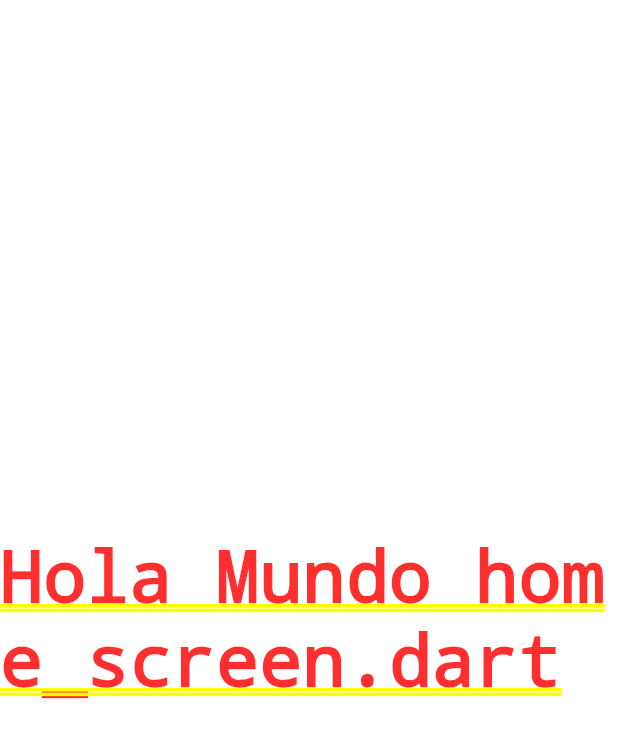
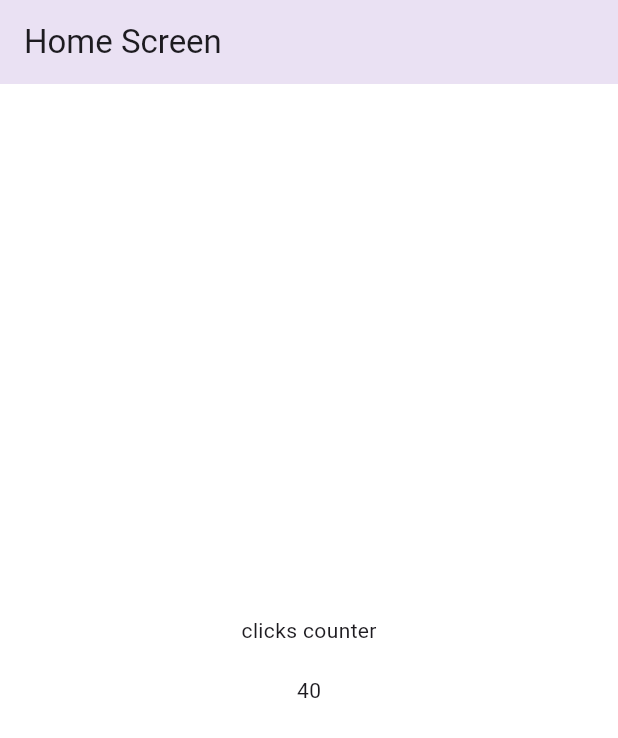
Before and after one commit to diagomezpa/Flutter-Seccion5-Contador, a Flutter app: the screen it shows after launch, on a phone screen of 412 x 824 dp. Shown: the top 738 px of the screen. Run offline on Flutter 3.47's test engine with Material 3 defaults, Android fonts, the phone set to English and light mode, and no system bars.

Commit message:
seccion 5 video 51 mainAxisAlignment y columnas

```diff
--- a/lib/screens/home_screen.dart
+++ b/lib/screens/home_screen.dart
@@ -7,6 +7,33 @@ class HomeScreen extends StatelessWidget {
 
   @override
   Widget build(BuildContext context) {
-    return const Center(child:  Text('Hola Mundo home_screen.dart'));
+    // El método build es donde se construye la interfaz de usuario del widget.
+    // el build context es el contexto en el que se construye el widget.
+    // El contexto es un objeto que contiene información sobre el árbol de widgets
+
+
+    // scaffold es un widget que proporciona una estructura básica para la aplicación. es como un lienzo en blanco
+    // donde podemos agregar otros widgets como AppBar, Drawer, BottomNavigationBar, etc.
+    // Scaffold es un widget que proporciona una estructura básica para la aplicación.
+
+    return  Scaffold( // le quitamos el const porque el appbar va a cambiar despues de construida la aplicacion porque el por ejemplo puede cambiar el tirulo
+      //
+      appBar: AppBar(
+        title: const Text('Home Screen'),
+        elevation: 10.0, // eleva el appbar 10 puntos
+      ),
+      backgroundColor: Colors.white,
+      body:   Center(
+      child: Column(
+      mainAxisAlignment: MainAxisAlignment.center, // centra los widgets en el eje vertical
+
+        children: const [
+          Text('clicks counter'),
+          const SizedBox(height: 20), // espacio entre widgets
+          Text('40')
+        ],
+      ),
+      ),
+    );
   }
 }
```
